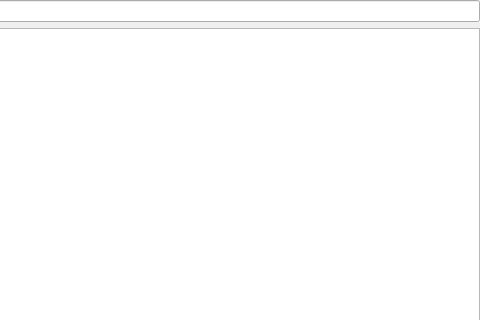
Before: the Qt Designer form OrbitQt/orbitdataviewpanel.ui in google/orbit, drawn with Qt 5; both pictures show x 210 to 690 and y 0 to 320 of the 690 by 484 pixel window.
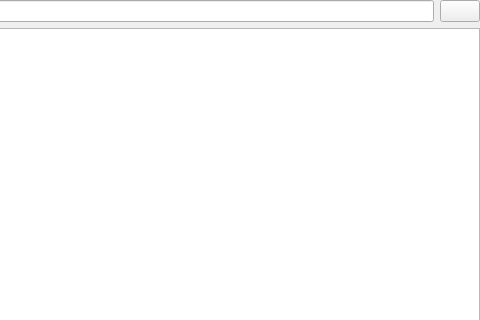
After: the same form once the commit is applied. Custom widgets are drawn as their Qt base class.

Commit message: Added ModuleList refresh button

```diff
--- a/OrbitQt/orbitdataviewpanel.ui
+++ b/OrbitQt/orbitdataviewpanel.ui
@@ -47,6 +47,9 @@
      <item>
       <widget class="QLineEdit" name="FilterLineEdit"/>
      </item>
+     <item>
+      <widget class="QPushButton" name="refreshButton"/>
+     </item>
     </layout>
    </item>
    <item row="1" column="0">
```
The commit also changes 9 other files.
